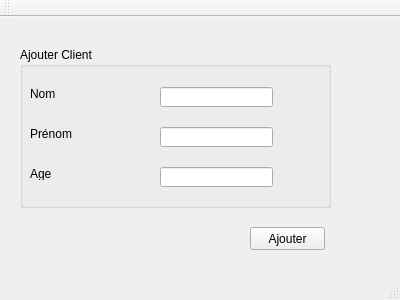
mariemsmaoui12/smart_parc, file mainwindow.ui: the form before one commit.
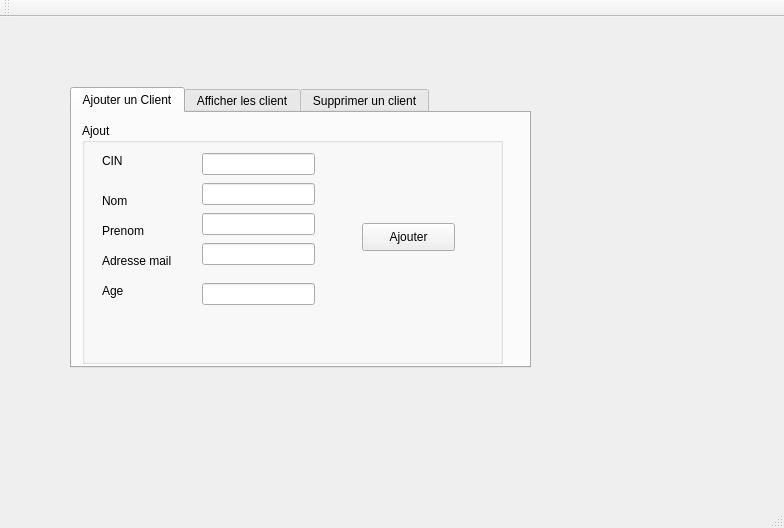
The form after the commit.

Patch:
```diff
--- a/mainwindow.ui
+++ b/mainwindow.ui
@@ -6,59 +6,101 @@
    <rect>
     <x>0</x>
     <y>0</y>
-    <width>400</width>
-    <height>300</height>
+    <width>784</width>
+    <height>528</height>
    </rect>
   </property>
   <property name="windowTitle">
    <string>Gestion des Clients</string>
   </property>
   <widget class="QWidget" name="centralWidget">
+   <widget class="QTabWidget" name="tabWidget">
+    <property name="geometry">
+     <rect>
+      <x>70</x>
+      <y>70</y>
+      <width>461</width>
+      <height>281</height>
+     </rect>
+    </property>
+    <property name="currentIndex">
+     <number>0</number>
+    </property>
+    <widget class="QWidget" name="tab">
+     <attribute name="title">
+      <string>Ajouter un Client</string>
+     </attribute>
    <widget class="QGroupBox" name="groupBox">
     <property name="geometry">
      <rect>
-      <x>20</x>
-      <y>30</y>
-      <width>311</width>
-      <height>161</height>
+        <x>10</x>
+        <y>10</y>
+        <width>421</width>
+        <height>241</height>
      </rect>
     </property>
     <property name="title">
-     <string>Ajouter Client</string>
+       <string>Ajout</string>
     </property>
     <widget class="QLabel" name="label">
      <property name="geometry">
       <rect>
-       <x>10</x>
-       <y>40</y>
-       <width>47</width>
-       <height>13</height>
+         <x>20</x>
+         <y>30</y>
+         <width>56</width>
+         <height>16</height>
       </rect>
      </property>
      <property name="text">
-      <string>Nom</string>
+        <string>CIN</string>
      </property>
     </widget>
     <widget class="QLabel" name="label_2">
      <property name="geometry">
       <rect>
-       <x>10</x>
-       <y>80</y>
-       <width>47</width>
-       <height>13</height>
+         <x>20</x>
+         <y>70</y>
+         <width>56</width>
+         <height>16</height>
       </rect>
      </property>
      <property name="text">
-      <string>Prénom</string>
+        <string>Nom</string>
      </property>
     </widget>
     <widget class="QLabel" name="label_3">
      <property name="geometry">
       <rect>
-       <x>10</x>
-       <y>120</y>
-       <width>47</width>
-       <height>13</height>
+         <x>20</x>
+         <y>100</y>
+         <width>56</width>
+         <height>16</height>
+        </rect>
+       </property>
+       <property name="text">
+        <string>Prenom</string>
+       </property>
+      </widget>
+      <widget class="QLabel" name="label_4">
+       <property name="geometry">
+        <rect>
+         <x>20</x>
+         <y>130</y>
+         <width>81</width>
+         <height>16</height>
+        </rect>
+       </property>
+       <property name="text">
+        <string>Adresse mail</string>
+       </property>
+      </widget>
+      <widget class="QLabel" name="label_5">
+       <property name="geometry">
+        <rect>
+         <x>20</x>
+         <y>160</y>
+         <width>61</width>
+         <height>16</height>
       </rect>
      </property>
      <property name="text">
@@ -68,41 +110,60 @@
     <widget class="QLineEdit" name="lineEdit">
      <property name="geometry">
       <rect>
-       <x>140</x>
-       <y>40</y>
+         <x>120</x>
+         <y>30</y>
        <width>113</width>
-       <height>20</height>
+         <height>22</height>
       </rect>
      </property>
     </widget>
     <widget class="QLineEdit" name="lineEdit_2">
      <property name="geometry">
       <rect>
-       <x>140</x>
-       <y>80</y>
+         <x>120</x>
+         <y>60</y>
        <width>113</width>
-       <height>20</height>
+         <height>22</height>
       </rect>
      </property>
     </widget>
     <widget class="QLineEdit" name="lineEdit_3">
      <property name="geometry">
       <rect>
-       <x>140</x>
+         <x>120</x>
+         <y>90</y>
+         <width>113</width>
+         <height>22</height>
+        </rect>
+       </property>
+      </widget>
+      <widget class="QLineEdit" name="le_Adresse_mail">
+       <property name="geometry">
+        <rect>
+         <x>120</x>
        <y>120</y>
        <width>113</width>
-       <height>20</height>
+         <height>22</height>
       </rect>
      </property>
     </widget>
-   </widget>
-   <widget class="QPushButton" name="pushButton">
+      <widget class="QLineEdit" name="le_Age">
+       <property name="geometry">
+        <rect>
+         <x>120</x>
+         <y>160</y>
+         <width>113</width>
+         <height>22</height>
+        </rect>
+       </property>
+      </widget>
+      <widget class="QPushButton" name="pb_ajouter">
     <property name="geometry">
      <rect>
-      <x>250</x>
-      <y>210</y>
-      <width>75</width>
-      <height>23</height>
+         <x>280</x>
+         <y>100</y>
+         <width>93</width>
+         <height>28</height>
      </rect>
     </property>
     <property name="text">
@@ -110,6 +171,19 @@
     </property>
    </widget>
   </widget>
+    </widget>
+    <widget class="QWidget" name="tab_2">
+     <attribute name="title">
+      <string>Afficher les client</string>
+     </attribute>
+    </widget>
+    <widget class="QWidget" name="tab_3">
+     <attribute name="title">
+      <string>Supprimer un client</string>
+     </attribute>
+    </widget>
+   </widget>
+  </widget>
   <widget class="QMenuBar" name="menuBar">
    <property name="geometry">
     <rect>
```
Left out of the diff: 10 changed lines with no effect on the pictures. Lines whose indentation alone changed are shown as unchanged.
